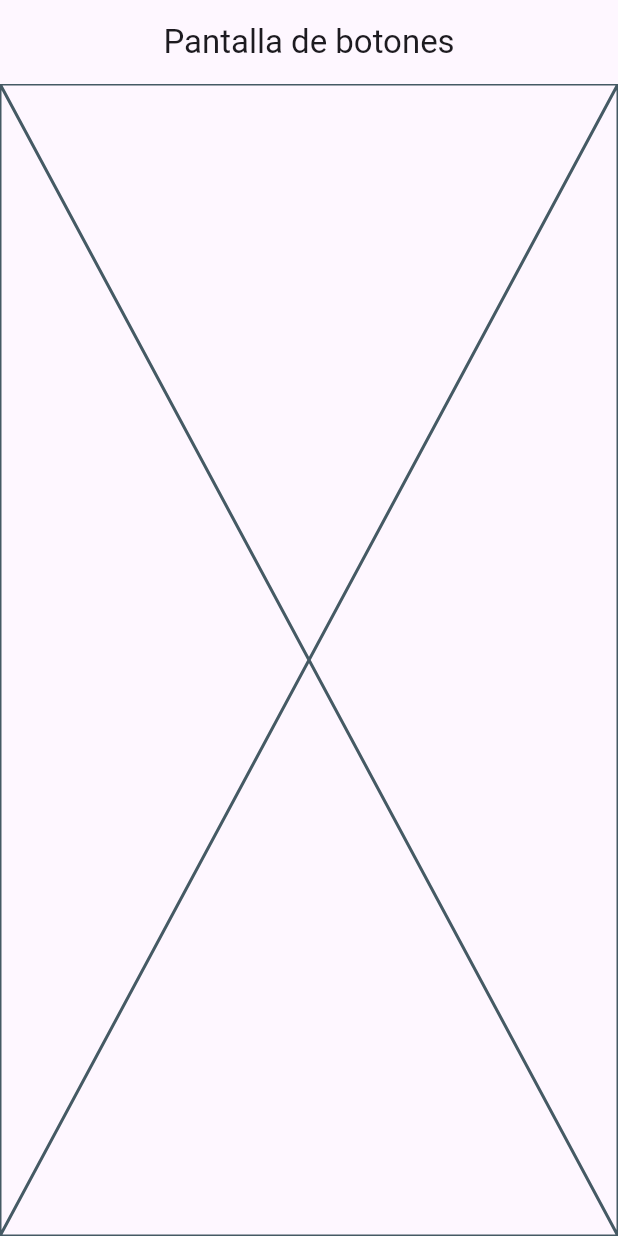
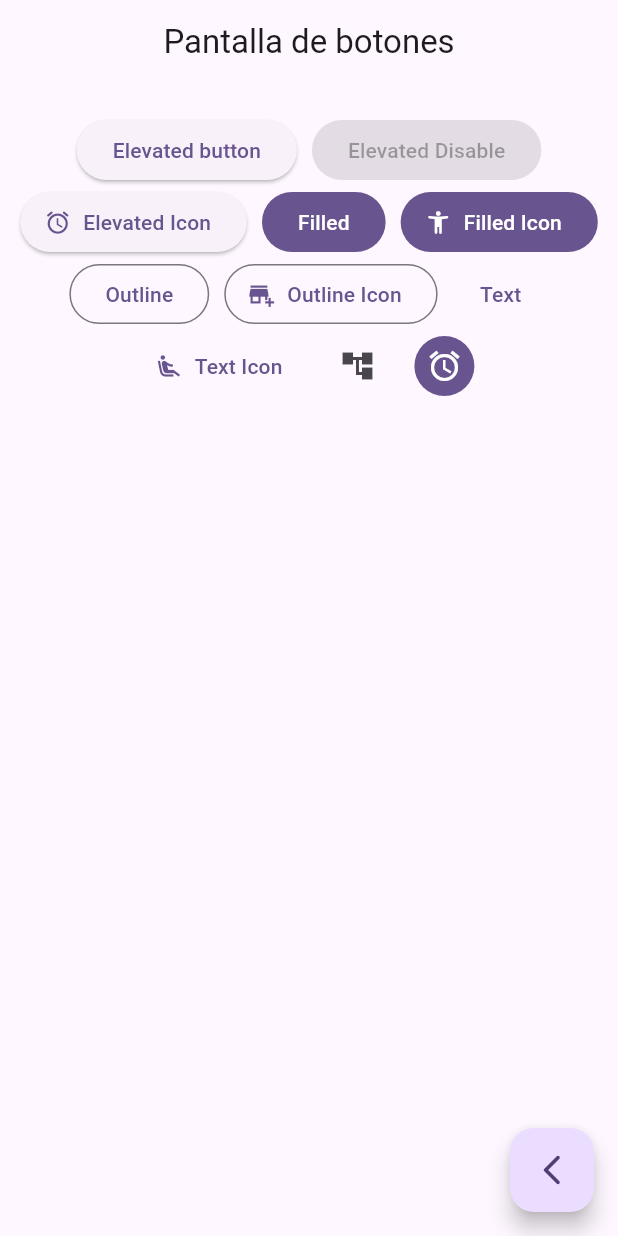
Before and after one commit to Francisco-V98/widgets_app, a Flutter app: the ButtonsScreen screen opened by its route, on a phone screen of 412 x 824 dp. Run offline on Flutter 3.47's test engine with Material 3 defaults, Android fonts, the phone set to English and light mode, and no system bars; our stand-ins replace go_router.

Commit message:
125- se agregaron gran variedad de botones a la pantalla botones

```diff
--- a/lib/presentation/screens/buttons/buttons_scren.dart
+++ b/lib/presentation/screens/buttons/buttons_scren.dart
@@ -1,7 +1,9 @@
 import 'package:flutter/material.dart';
+import 'package:go_router/go_router.dart';
 
 class ButtonsScreen extends StatelessWidget {
   static const String name = 'buttons_Screen';
+
   const ButtonsScreen({super.key});
 
   @override
@@ -10,7 +12,101 @@ class ButtonsScreen extends StatelessWidget {
       appBar: AppBar(
         title: const Text('Pantalla de botones'),
       ),
-      body: const Placeholder(),
+      body: const _ButtonsView(),
+      floatingActionButton: FloatingActionButton(
+        child: const Icon(Icons.arrow_back_ios_new_rounded),
+        onPressed: () {
+          context.pop();
+        },
+      ),
     );
   }
 }
+
+class _ButtonsView extends StatelessWidget {
+  const _ButtonsView();
+
+  @override
+  Widget build(BuildContext context) {
+
+    final colors = Theme.of(context).colorScheme;
+
+    return SizedBox(
+      width: double.infinity,
+      child: Padding(
+        padding: const EdgeInsets.symmetric(horizontal: 10, vertical: 20),
+        child: Wrap(
+          spacing: 10,
+          crossAxisAlignment: WrapCrossAlignment.center,
+          alignment: WrapAlignment.center,
+          children: [
+
+            ElevatedButton(
+              onPressed:() {},
+              child: const Text('Elevated button')
+            ),
+
+            const ElevatedButton(
+              onPressed:null,
+              child: Text('Elevated Disable')
+            ),
+
+            ElevatedButton.icon(
+              onPressed: () {},
+              icon: const Icon(Icons.access_alarm_rounded),
+              label: const Text('Elevated Icon')
+            ),
+
+            FilledButton(
+              onPressed: () {},
+              child: const Text('Filled')
+            ),
+
+            FilledButton.icon(
+              onPressed: (){},
+              icon: const Icon(Icons.accessibility_new_rounded),
+              label: const Text('Filled Icon')
+            ),
+
+            OutlinedButton(
+              onPressed: (){},
+              child: const Text('Outline'),
+            ),
+
+            OutlinedButton.icon(
+              onPressed: () {},
+              icon: const Icon(Icons.add_business),
+              label: const Text('Outline Icon')
+            ),
+
+            TextButton(
+              onPressed: (){},
+              child: const Text('Text')
+            ),
+
+            TextButton.icon(
+              onPressed: (){},
+              icon: const Icon(Icons.airline_seat_recline_extra_outlined),
+              label: const Text('Text Icon')
+            ),
+
+            IconButton(
+              onPressed: (){},
+              icon: const Icon(Icons.account_tree_sharp)
+            ),
+
+            IconButton(
+              onPressed: (){},
+              icon: const Icon(Icons.access_alarm),
+              style: ButtonStyle(
+                backgroundColor: MaterialStatePropertyAll(colors.primary),
+                iconColor: const MaterialStatePropertyAll(Colors.white),
+              ),
+            )
+
+          ],
+        ),
+      ),
+    );
+  }
+}
--- a/lib/presentation/screens/home/home_screen.dart
+++ b/lib/presentation/screens/home/home_screen.dart
@@ -1,7 +1,7 @@
 import 'package:flutter/material.dart';
 import 'package:go_router/go_router.dart';
 import 'package:widgets_app/config/manu/menu_items.dart';
-import 'package:widgets_app/presentation/screens/cards/cards_screen.dart';
+// import 'package:widgets_app/presentation/screens/cards/cards_screen.dart';
 
 class HomeScreen extends StatelessWidget {
   static const String name = 'home_Screen';
```
